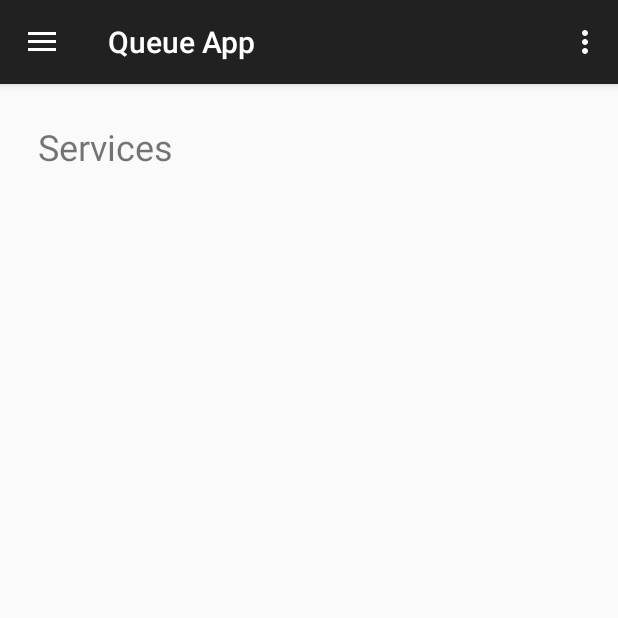
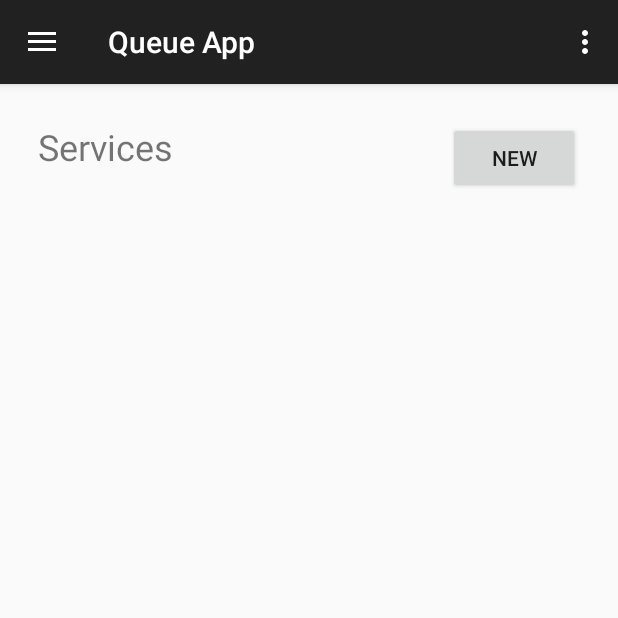
Before and after one commit to MatthewVillaflores/QApp, an Android app: the fragment ServicesEditFragment placed in its activity, on a phone screen of 412 x 824 dp, the top half of it. Run offline under Robolectric (Android 15) with nearby library versions, the phone set to English and light mode, and no system bars.

Commit message:
Settings. Add Service

```diff
--- a/app/src/main/java/com/tech/ivant/qapp/fragments/SettingsFragment.java
+++ b/app/src/main/java/com/tech/ivant/qapp/fragments/SettingsFragment.java
@@ -41,4 +41,5 @@ public class SettingsFragment extends Fragment {
             addPreferencesFromResource(R.xml.settings_preference);
         }
     }
+
 }
--- a/app/src/main/res/layout/fragment_services_edit.xml
+++ b/app/src/main/res/layout/fragment_services_edit.xml
@@ -1,6 +1,6 @@
 <?xml version="1.0" encoding="utf-8"?>
-<RelativeLayout
-    xmlns:android="http://schemas.android.com/apk/res/android"
+<RelativeLayout xmlns:android="http://schemas.android.com/apk/res/android"
+    xmlns:swipe="http://schemas.android.com/apk/res-auto"
     android:layout_width="match_parent"
     android:layout_height="match_parent"
     android:layout_margin="25dp">
@@ -16,6 +16,15 @@
         android:layout_width="match_parent"
         android:layout_height="wrap_content"
         android:layout_below="@id/label_edit_services"
-        android:layout_margin="10dp"/>
+        android:layout_margin="10dp"
+        />
+    <Button
+        android:layout_width="wrap_content"
+        android:layout_height="wrap_content"
+        android:layout_alignParentEnd="true"
+        android:layout_alignParentRight="true"
+        android:layout_alignParentTop="true"
+        android:text="New"
+        android:onClick="newService"/>
 
 </RelativeLayout>
```
Also changed, not shown: app/src/main/java/com/tech/ivant/qapp/MainActivity.java (+66 -3 lines), app/src/main/res/layout/dialog_new_service.xml (added, +58 -0 lines).
